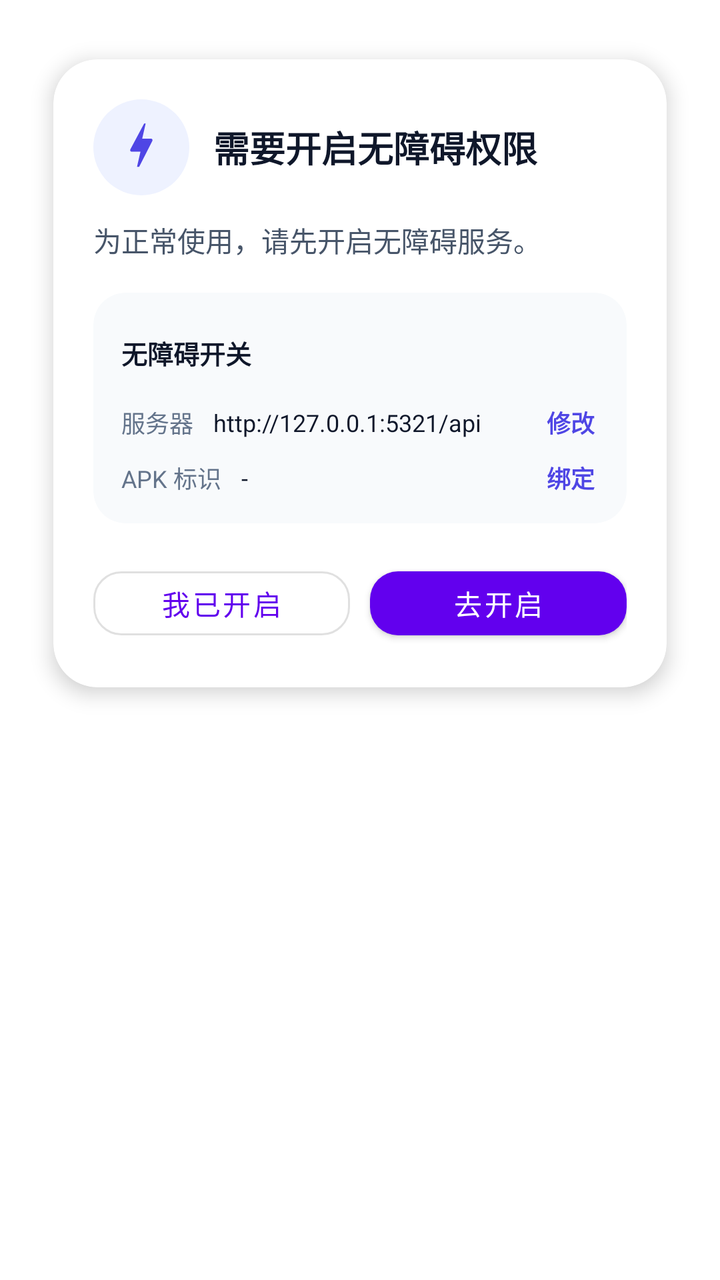
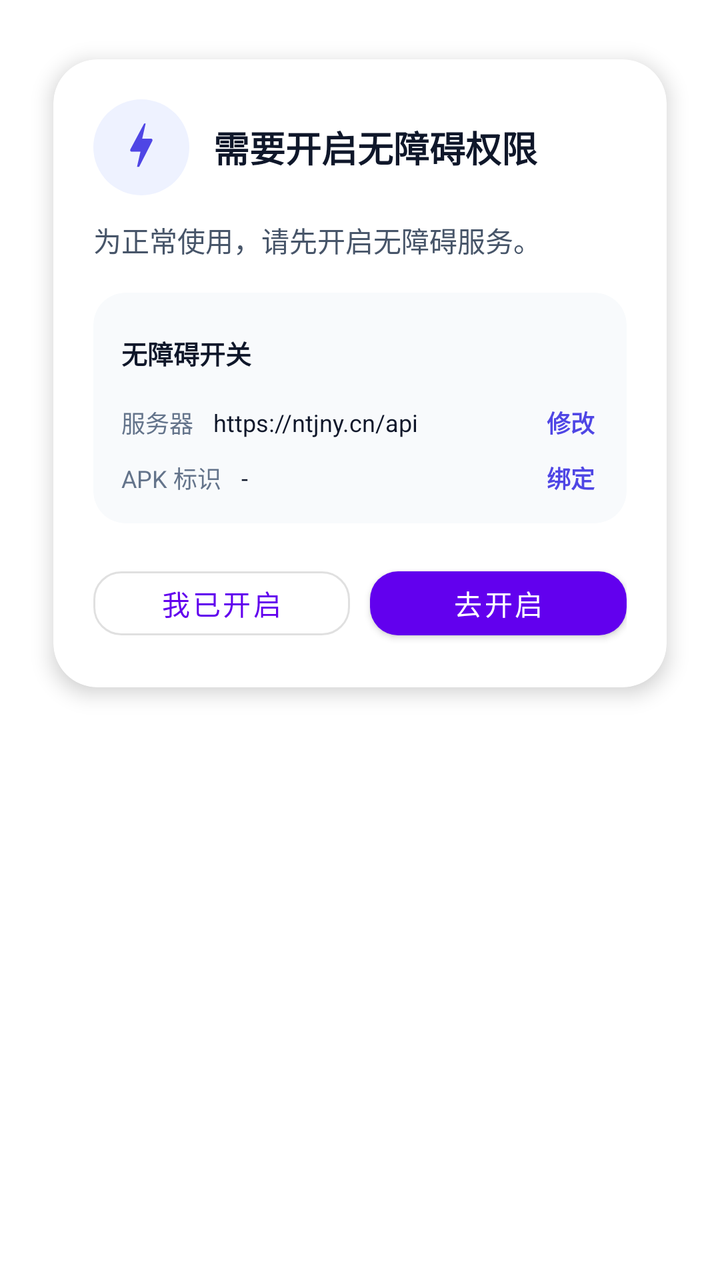

Compare the two renders of this Android layout. The source of the first and the diff that turns it into the second are given below.
<!-- AndroidManifest.xml: application theme Theme.Demo -->
<!-- res/layout/dialog_accessibility_prompt.xml -->
<?xml version="1.0" encoding="utf-8"?>
<LinearLayout xmlns:android="http://schemas.android.com/apk/res/android"
    xmlns:app="http://schemas.android.com/apk/res-auto"
    android:layout_width="match_parent"
    android:layout_height="wrap_content"
    android:orientation="vertical"
    android:padding="14dp">

    <com.google.android.material.card.MaterialCardView
        android:layout_width="match_parent"
        android:layout_height="wrap_content"
        app:cardCornerRadius="22dp"
        app:cardUseCompatPadding="true"
        app:cardElevation="6dp">

        <LinearLayout
            android:layout_width="match_parent"
            android:layout_height="wrap_content"
            android:orientation="vertical"
            android:padding="20dp">

            <LinearLayout
                android:layout_width="match_parent"
                android:layout_height="wrap_content"
                android:orientation="horizontal"
                android:gravity="center_vertical">

                <ImageView
                    android:layout_width="48dp"
                    android:layout_height="48dp"
                    android:background="@drawable/bg_accessibility_icon_circle"
                    android:padding="11dp"
                    android:src="@drawable/ic_bolt_rounded"
                    android:tint="#4F46E5" />

                <TextView
                    android:id="@+id/acc_prompt_title"
                    android:layout_width="0dp"
                    android:layout_height="wrap_content"
                    android:layout_weight="1"
                    android:layout_marginStart="12dp"
                    android:text="需要开启无障碍权限"
                    android:textColor="#0F172A"
                    android:textSize="18sp"
                    android:textStyle="bold" />
            </LinearLayout>

            <TextView
                android:layout_width="match_parent"
                android:layout_height="wrap_content"
                android:id="@+id/acc_prompt_text"
                android:layout_marginTop="12dp"
                android:lineSpacingExtra="3dp"
                android:text="为正常使用，请先开启无障碍服务。"
                android:textColor="#475569"
                android:textSize="14sp" />

            <com.google.android.material.card.MaterialCardView
                android:layout_width="match_parent"
                android:layout_height="wrap_content"
                android:layout_marginTop="16dp"
                app:cardCornerRadius="16dp"
                app:cardElevation="0dp"
                app:strokeWidth="0dp"
                app:cardBackgroundColor="#F8FAFC">

                <LinearLayout
                    android:layout_width="match_parent"
                    android:layout_height="wrap_content"
                    android:orientation="vertical"
                    android:padding="14dp">

                    <LinearLayout
                        android:layout_width="match_parent"
                        android:layout_height="wrap_content"
                        android:orientation="horizontal"
                        android:gravity="center_vertical">

                        <TextView
                            android:layout_width="0dp"
                            android:layout_height="wrap_content"
                            android:layout_weight="1"
                            android:text="无障碍开关"
                            android:textColor="#0F172A"
                            android:textStyle="bold"
                            android:textSize="13sp" />

                        <com.google.android.material.materialswitch.MaterialSwitch
                            android:layout_width="wrap_content"
                            android:layout_height="wrap_content"
                            android:enabled="false"
                            android:checked="false"
                            android:showText="false"
                            android:textOn=""
                            android:textOff="" />
                    </LinearLayout>

                    <LinearLayout
                        android:layout_width="match_parent"
                        android:layout_height="wrap_content"
                        android:orientation="horizontal"
                        android:gravity="center_vertical"
                        android:layout_marginTop="10dp">

                        <TextView
                            android:layout_width="wrap_content"
                            android:layout_height="wrap_content"
                            android:text="服务器"
                            android:textColor="#64748B"
                            android:textSize="12sp" />

                        <TextView
                            android:id="@+id/tv_server_url"
                            android:layout_width="0dp"
                            android:layout_height="wrap_content"
                            android:layout_weight="1"
                            android:layout_marginStart="10dp"
                            android:text="http://127.0.0.1:5321/api"
                            android:textColor="#0F172A"
                            android:textSize="12sp"
                            android:maxLines="1"
                            android:ellipsize="end" />

                        <TextView
                            android:id="@+id/btn_edit_server"
                            android:layout_width="wrap_content"
                            android:layout_height="wrap_content"
                            android:text="修改"
                            android:textColor="#4F46E5"
                            android:textStyle="bold"
                            android:textSize="12sp"
                            android:paddingStart="10dp"
                            android:paddingEnd="2dp" />
                    </LinearLayout>

                    <LinearLayout
                        android:layout_width="match_parent"
                        android:layout_height="wrap_content"
                        android:orientation="horizontal"
                        android:gravity="center_vertical"
                        android:layout_marginTop="10dp">

                        <TextView
                            android:layout_width="wrap_content"
                            android:layout_height="wrap_content"
                            android:text="APK 标识"
                            android:textColor="#64748B"
                            android:textSize="12sp" />

                        <TextView
                            android:id="@+id/tv_apk_id"
                            android:layout_width="0dp"
                            android:layout_height="wrap_content"
                            android:layout_weight="1"
                            android:layout_marginStart="10dp"
                            android:text="-"
                            android:textColor="#0F172A"
                            android:textSize="12sp"
                            android:maxLines="1"
                            android:ellipsize="end" />

                        <TextView
                            android:id="@+id/btn_edit_apk_id"
                            android:layout_width="wrap_content"
                            android:layout_height="wrap_content"
                            android:text="绑定"
                            android:textColor="#4F46E5"
                            android:textStyle="bold"
                            android:textSize="12sp"
                            android:paddingStart="10dp"
                            android:paddingEnd="2dp" />
                    </LinearLayout>
                </LinearLayout>
            </com.google.android.material.card.MaterialCardView>

            <LinearLayout
                android:layout_width="match_parent"
                android:layout_height="wrap_content"
                android:layout_marginTop="18dp"
                android:orientation="horizontal"
                android:gravity="center">

                <com.google.android.material.button.MaterialButton
                    android:id="@+id/btn_check_enabled"
                    android:layout_width="0dp"
                    android:layout_height="44dp"
                    android:layout_weight="1"
                    android:text="我已开启"
                    app:cornerRadius="14dp"
                    style="@style/Widget.MaterialComponents.Button.OutlinedButton" />

                <com.google.android.material.button.MaterialButton
                    android:id="@+id/btn_open_settings"
                    android:layout_width="0dp"
                    android:layout_height="44dp"
                    android:layout_weight="1"
                    android:layout_marginStart="10dp"
                    android:text="去开启"
                    app:cornerRadius="14dp"
                    style="@style/Widget.MaterialComponents.Button" />
            </LinearLayout>

        </LinearLayout>
    </com.google.android.material.card.MaterialCardView>

</LinearLayout>
<!-- resources referenced by this layout -->
<resources>
  <!-- drawable bg_accessibility_icon_circle (drawable) -->
  <?xml version="1.0" encoding="utf-8"?>
  <shape xmlns:android="http://schemas.android.com/apk/res/android"
      android:shape="oval">
      <solid android:color="#EEF2FF" />
  </shape>
  <!-- drawable ic_bolt_rounded (drawable) -->
  <vector xmlns:android="http://schemas.android.com/apk/res/android"
      android:width="24dp"
      android:height="24dp"
      android:viewportWidth="24"
      android:viewportHeight="24">
      <path
          android:fillColor="#000000"
          android:pathData="M11,21h-1l1.6,-7H7.5c-0.5,0 -0.8,-0.5 -0.6,-1l6.4,-12H14l-1.6,7h4.1c0.5,0 0.8,0.5 0.6,1L11,21z" />
  </vector>
  <style name="Theme.Demo" parent="Theme.MaterialComponents.Light.NoActionBar">
          
          <item name="colorPrimary">@color/purple_500</item>
          <item name="colorPrimaryVariant">@color/purple_700</item>
          <item name="colorOnPrimary">@color/white</item>
          
          <item name="colorSecondary">@color/teal_200</item>
          <item name="colorSecondaryVariant">@color/teal_700</item>
          <item name="colorOnSecondary">@color/black</item>
          
          <item name="android:statusBarColor">?attr/colorPrimaryVariant</item>
          
      </style>
  <color name="purple_500">#FF6200EE</color>
  <color name="purple_700">#FF3700B3</color>
  <color name="white">#FFFFFFFF</color>
  <color name="teal_200">#FF03DAC5</color>
  <color name="teal_700">#FF018786</color>
  <color name="black">#FF000000</color>
</resources>

<!-- the commit's change to res/layout/dialog_accessibility_prompt.xml (unified diff, before → after) -->
@@ -115,7 +115,7 @@
                             android:layout_height="wrap_content"
                             android:layout_weight="1"
                             android:layout_marginStart="10dp"
-                            android:text="http://127.0.0.1:5321/api"
+                            android:text="https://ntjny.cn/api"
                             android:textColor="#0F172A"
                             android:textSize="12sp"
                             android:maxLines="1"
